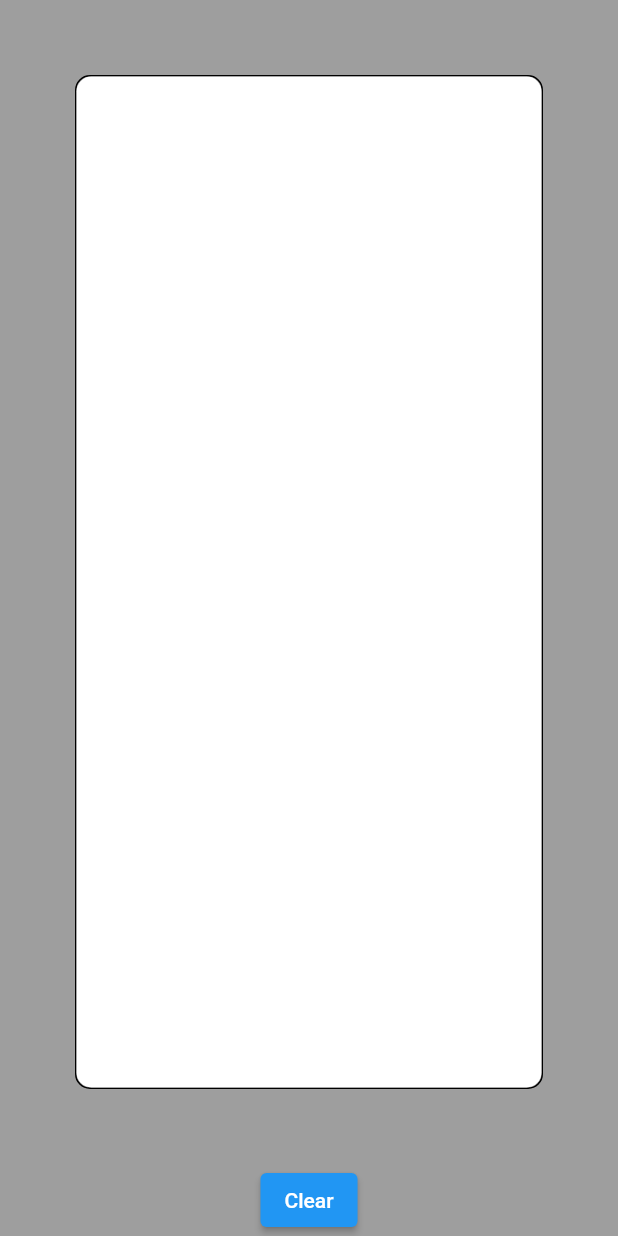
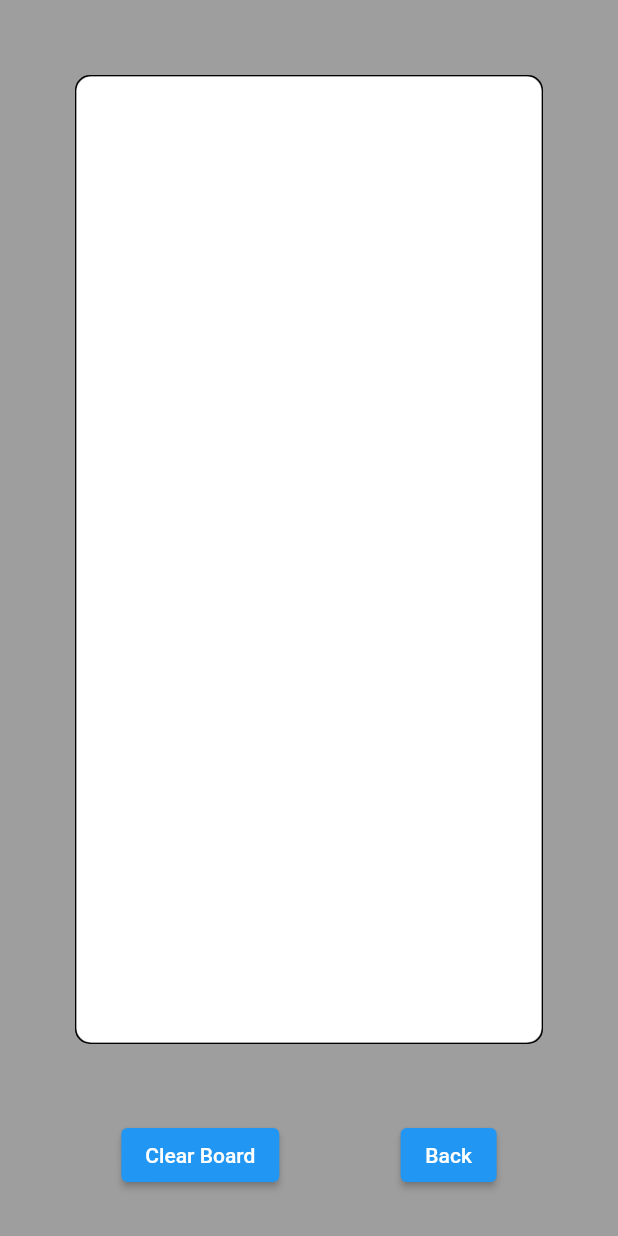
Before and after one commit to halilyaman/draw_guess, a Flutter app: the screen it shows after launch, on a phone screen of 412 x 824 dp. Run offline on Flutter 3.47's test engine with Material 2 defaults, Android fonts, the phone set to English and light mode, and no system bars; our stand-ins replace flutter_hooks, freezed_annotation, hooks_riverpod.

Commit message:
Add back option for drawing. Also put core widgets into a widgets folder under presentation.

```diff
--- a/lib/canvas/application/drawing_board_notifier.dart
+++ b/lib/canvas/application/drawing_board_notifier.dart
@@ -34,6 +34,13 @@ class DrawingBoardNotifier extends StateNotifier<DrawingBoardState> {
   void clearBoard() {
     state = const DrawingBoardState.waiting([]);
   }
+
+  void back() {
+    if (state.lines.isNotEmpty) {
+      state.lines.removeLast();
+      state = DrawingBoardState.waiting(state.lines);
+    }
+  }
 }
 
 final drawingBoardNotifierProvider =
--- a/lib/canvas/presentation/drawing_board_page.dart
+++ b/lib/canvas/presentation/drawing_board_page.dart
@@ -20,17 +20,38 @@ class DrawingBoardPage extends StatelessWidget {
                 ),
               ),
             ),
-            Consumer(
-              builder: (_, ref, __) => ElevatedButton(
-                onPressed: () {
-                  ref.read(drawingBoardNotifierProvider.notifier).clearBoard();
-                },
-                child: const Text('Clear'),
-              ),
-            ),
+            const _DrawingControllerButtons(),
+            const EmptyHeight() * 3,
           ],
         ),
       ),
     );
   }
 }
+
+class _DrawingControllerButtons extends ConsumerWidget {
+  const _DrawingControllerButtons({
+    Key? key,
+  }) : super(key: key);
+
+  @override
+  Widget build(BuildContext context, WidgetRef ref) {
+    return Row(
+      mainAxisAlignment: MainAxisAlignment.spaceEvenly,
+      children: [
+        ElevatedButton(
+          onPressed: () {
+            ref.read(drawingBoardNotifierProvider.notifier).clearBoard();
+          },
+          child: const Text('Clear Board'),
+        ),
+        ElevatedButton(
+          onPressed: () {
+            ref.read(drawingBoardNotifierProvider.notifier).back();
+          },
+          child: const Text('Back'),
+        ),
+      ],
+    );
+  }
+}
--- a/lib/core/core.dart
+++ b/lib/core/core.dart
@@ -4,7 +4,7 @@ export 'package:flutter_hooks/flutter_hooks.dart';
 export 'package:freezed_annotation/freezed_annotation.dart';
 export 'package:hooks_riverpod/hooks_riverpod.dart';
 export 'package:draw_guess/core/presentation/app_padding.dart';
-export 'package:draw_guess/core/presentation/empty_height.dart';
-export 'package:draw_guess/core/presentation/empty_width.dart';
-export 'package:draw_guess/core/presentation/border_radius_box.dart';
+export 'package:draw_guess/core/presentation/widgets/empty_height.dart';
+export 'package:draw_guess/core/presentation/widgets/empty_width.dart';
+export 'package:draw_guess/core/presentation/widgets/border_radius_box.dart';
 export 'package:draw_guess/core/presentation/app_colors.dart';
```
Also changed, not shown: lib/core/presentation/widgets/border_radius_box.dart (renamed from lib/core/presentation/border_radius_box.dart), lib/core/presentation/widgets/empty_height.dart (renamed from lib/core/presentation/empty_height.dart), lib/core/presentation/widgets/empty_width.dart (renamed from lib/core/presentation/empty_width.dart).
